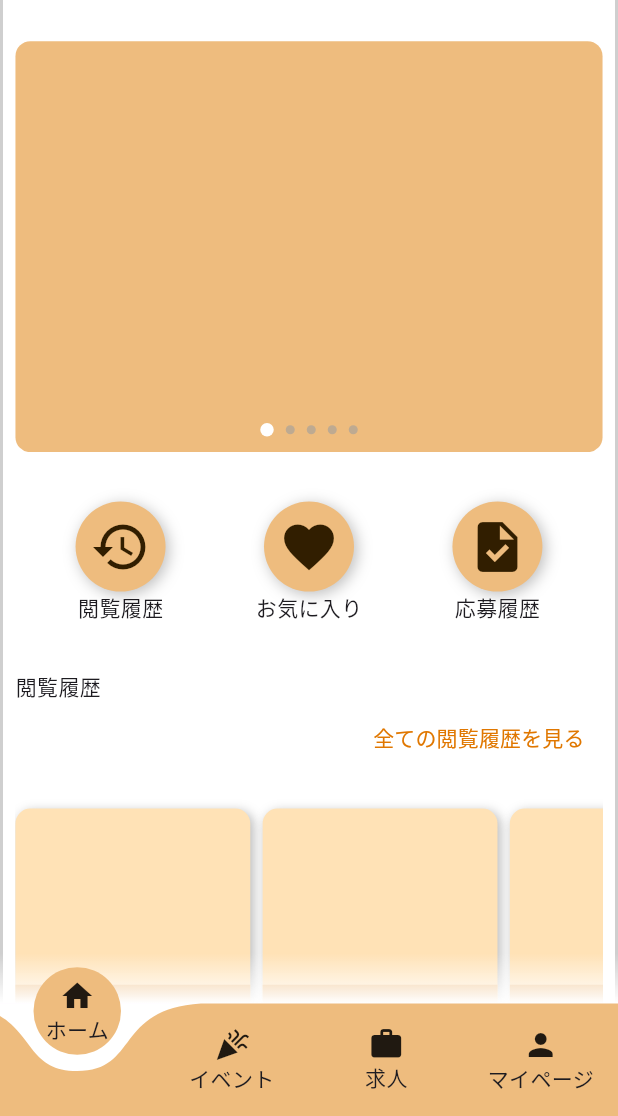
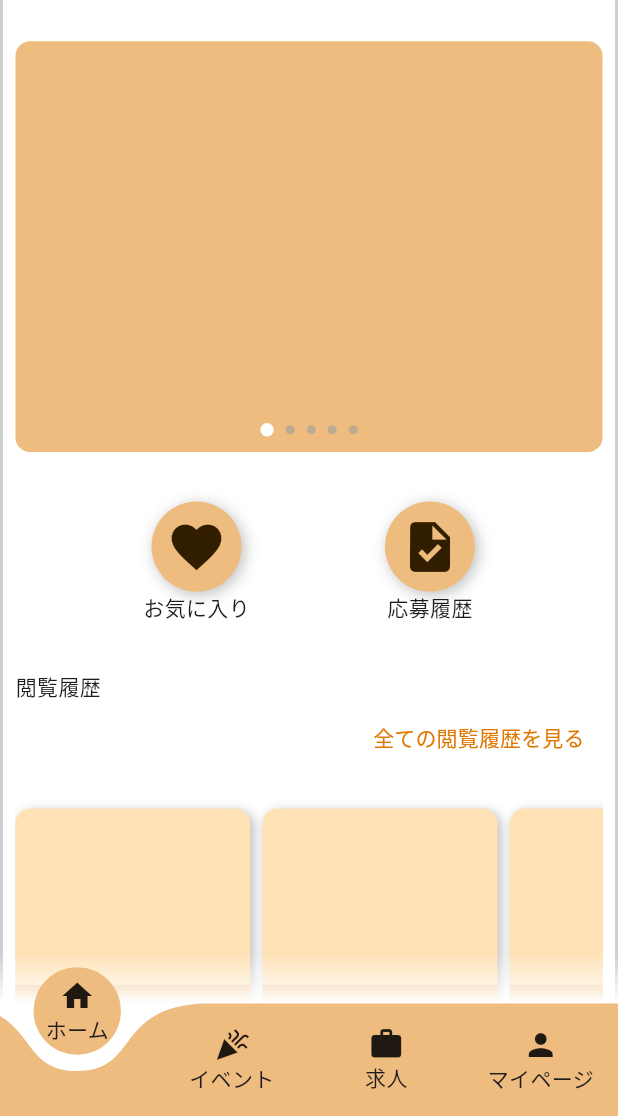
Before and after one commit to Ktomoya912/reelproject, a Flutter app: the Home screen opened by its route, on a phone screen of 412 x 824 dp, the part 120-1236 px from its top. Run offline on Flutter 3.47's test engine with Material 3 defaults, Android fonts, the phone set to English and light mode, and no system bars; drawn by our look-alikes of curved_navigation_bar; our stand-ins replace auto_route, google_fonts, pie_chart.

Commit message:
ホームのボタンを二つに

```diff
--- a/lib/page/home/home.dart
+++ b/lib/page/home/home.dart
@@ -33,11 +33,11 @@ class _HomeState extends State<Home> {
   Map<String, List<Map<String, dynamic>>> buttonList = {
     //一般ボタンリスト
     "general": [
-      {
-        "title": "閲覧履歴",
-        "icon": Icons.history,
-        "push": const WatchHistory(),
-      },
+      // {
+      //   "title": "閲覧履歴",
+      //   "icon": Icons.history,
+      //   "push": const WatchHistory(),
+      // },
       {
         "title": "お気に入り",
         "icon": Icons.favorite,
@@ -170,16 +170,16 @@ class _HomeState extends State<Home> {
                               centerButtonSize: centerButtonSize,
                               buttonList: buttonList["general"]?[0],
                             ),
-                            SizedBox(width: centerButtonSize), //ボタン間の空間
+                            SizedBox(width: centerButtonSize * 1.5), //ボタン間の空間
                             CenterButton(
                               centerButtonSize: centerButtonSize,
                               buttonList: buttonList["general"]?[1],
                             ),
-                            SizedBox(width: centerButtonSize), //ボタン間の空間
-                            CenterButton(
-                              centerButtonSize: centerButtonSize,
-                              buttonList: buttonList["general"]?[2],
-                            ),
+                            // SizedBox(width: centerButtonSize), //ボタン間の空間
+                            // CenterButton(
+                            //   centerButtonSize: centerButtonSize,
+                            //   buttonList: buttonList["general"]?[2],
+                            // ),
                           ],
                         )
                       //法人ボタン
```
